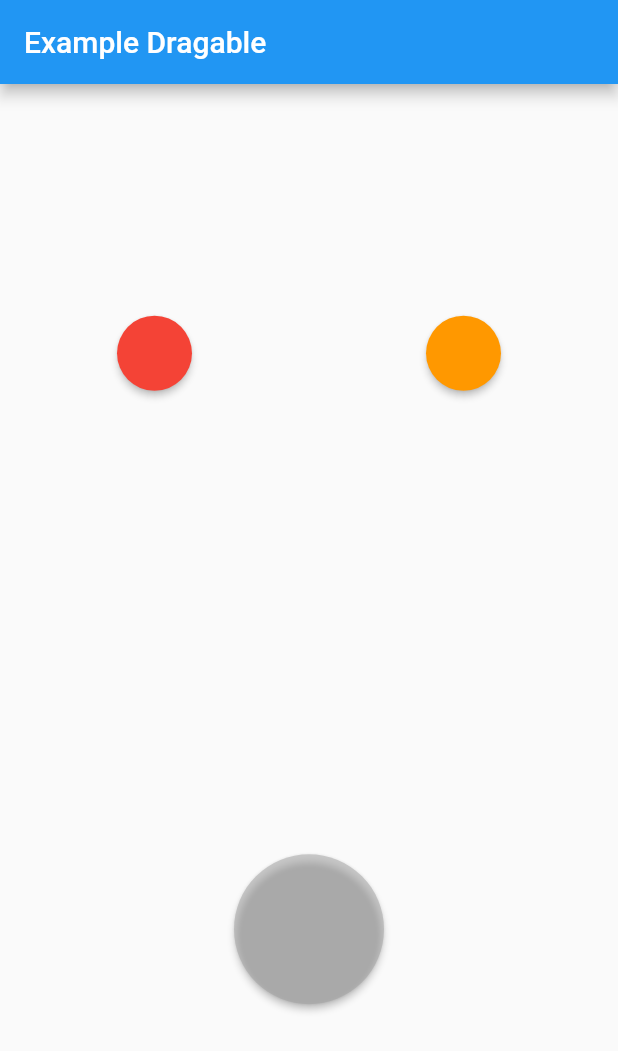
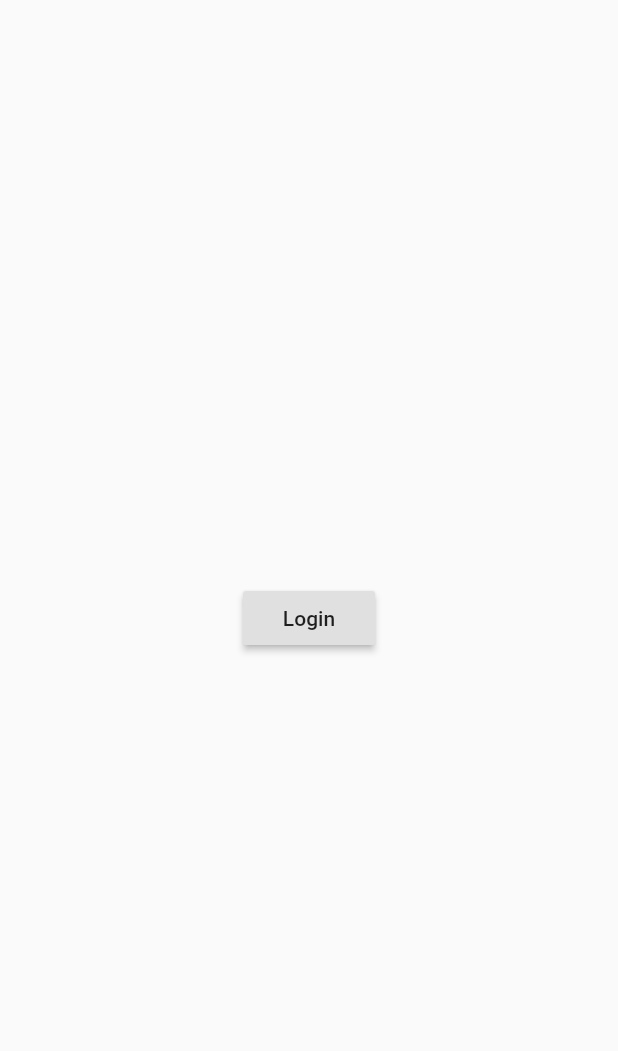
Before and after one commit to arifinmn11/basic-flutter, a Flutter app: the screen it shows after launch, on a phone screen of 412 x 824 dp. Shown: the top 1051 px of the screen. Run offline on Flutter 3.47's test engine with Material 2 defaults, Android fonts, the phone set to English and light mode, and no system bars.

Commit message:
Example nagivation multiple page

```diff
--- /dev/null
+++ b/lib/login_page.dart
@@ -0,0 +1,23 @@
+import 'package:first_app/main_page.dart';
+import 'package:flutter/material.dart';
+
+class LoginPage extends StatelessWidget {
+  const LoginPage({Key? key}) : super(key: key);
+
+  @override
+  Widget build(BuildContext context) {
+    return Scaffold(
+      body: Center(
+        child: RaisedButton(
+          onPressed: () {
+            Navigator.pushReplacement(context,
+                MaterialPageRoute(builder: (context) {
+              return MainPage();
+            }));
+          },
+          child: Text('Login'),
+        ),
+      ),
+    );
+  }
+}
--- a/lib/main.dart
+++ b/lib/main.dart
@@ -1,3 +1,4 @@
+import 'package:first_app/login_page.dart';
 import 'package:flutter/cupertino.dart';
 import 'package:flutter/material.dart';
 
@@ -5,118 +6,11 @@ void main() {
   runApp(const MyApp());
 }
 
-class MyApp extends StatefulWidget {
+class MyApp extends StatelessWidget {
   const MyApp({Key? key}) : super(key: key);
 
   @override
-  _MyAppState createState() => _MyAppState();
-}
-
-class _MyAppState extends State<MyApp> {
-  Color color1 = Colors.red;
-  Color color2 = Colors.orange;
-  Color colorDisable = Colors.grey;
-  bool isAccepted = false;
-
-  Color targetColor = Colors.transparent;
-
-  @override
   Widget build(BuildContext context) {
-    return MaterialApp(
-      home: Scaffold(
-        appBar: AppBar(
-          title: Text('Example Dragable'),
-        ),
-        body: Column(
-          mainAxisAlignment: MainAxisAlignment.spaceAround,
-          children: <Widget>[
-            Row(
-              mainAxisAlignment: MainAxisAlignment.spaceAround,
-              children: <Widget>[
-                Draggable<Color>(
-                  data: color1,
-                  feedback: SizedBox(
-                    width: 50,
-                    height: 50,
-                    child: Material(
-                        color: color1.withOpacity(0.7), shape: StadiumBorder()),
-                  ),
-                  child: SizedBox(
-                    width: 50,
-                    height: 50,
-                    child: Material(
-                      color: color1,
-                      shape: StadiumBorder(),
-                      elevation: 2,
-                    ),
-                  ),
-                  childWhenDragging: SizedBox(
-                    width: 50,
-                    height: 50,
-                    child: Material(
-                      color: colorDisable.withOpacity(0.2),
-                      shape: StadiumBorder(),
-                    ),
-                  ),
-                ),
-                Draggable<Color>(
-                  data: color2,
-                  feedback: SizedBox(
-                    width: 50,
-                    height: 50,
-                    child: Material(
-                        color: color2.withOpacity(0.7), shape: StadiumBorder()),
-                  ),
-                  child: SizedBox(
-                    width: 50,
-                    height: 50,
-                    child: Material(
-                      color: color2,
-                      shape: StadiumBorder(),
-                      elevation: 2,
-                    ),
-                  ),
-                  childWhenDragging: SizedBox(
-                    width: 50,
-                    height: 50,
-                    child: Material(
-                      color: colorDisable.withOpacity(0.2),
-                      shape: StadiumBorder(),
-                    ),
-                  ),
-                ),
-              ],
-            ),
-            DragTarget<Color>(
-              onWillAccept: (value) => true,
-              onAccept: (value) {
-                isAccepted = true;
-                targetColor = value;
-              },
-              builder: (context, candidates, rejected) {
-                return (isAccepted)
-                    ? SizedBox(
-                        width: 100,
-                        height: 100,
-                        child: Material(
-                          color: targetColor,
-                          shape: StadiumBorder(),
-                        ),
-                      )
-                    : SizedBox(
-                        width: 100,
-                        height: 100,
-                        child: Material(
-                          color: colorDisable.withOpacity(0.5),
-                          shape: StadiumBorder(),
-                          elevation: 2,
-                        ),
-                      );
-              },
-            )
-          ],
-        ),
-      ),
-    );
+    return MaterialApp(home: LoginPage());
   }
 }
--- /dev/null
+++ b/lib/main_page.dart
@@ -0,0 +1,25 @@
+import 'package:first_app/second_page.dart';
+import 'package:flutter/material.dart';
+
+class MainPage extends StatelessWidget {
+  const MainPage({Key? key}) : super(key: key);
+
+  @override
+  Widget build(BuildContext context) {
+    return Scaffold(
+      appBar: AppBar(
+        title: Text('Main Page'),
+      ),
+      body: Center(
+        child: RaisedButton(
+          onPressed: () {
+            Navigator.push(context, MaterialPageRoute(builder: (context) {
+              return SecondPage();
+            }));
+          },
+          child: Text('Go to Second Page'),
+        ),
+      ),
+    );
+  }
+}
--- /dev/null
+++ b/lib/second_page.dart
@@ -0,0 +1,22 @@
+import 'package:flutter/material.dart';
+
+class SecondPage extends StatelessWidget {
+  const SecondPage({Key? key}) : super(key: key);
+
+  @override
+  Widget build(BuildContext context) {
+    return Scaffold(
+      appBar: AppBar(
+        title: Text('Second Page'),
+      ),
+      body: Center(
+        child: RaisedButton(
+          onPressed: () {
+            Navigator.pop(context);
+          },
+          child: Text('Second Page'),
+        ),
+      ),
+    );
+  }
+}
```
